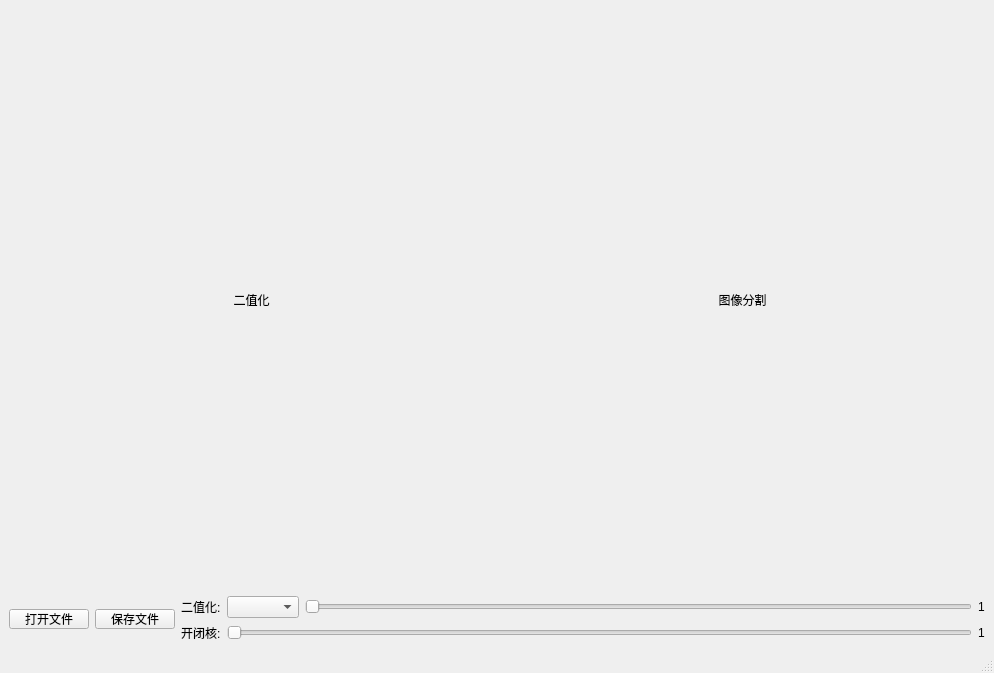
Above: ocr/ui/ocr_ui.ui from zhangjiechina001/PingTool before the change. Below: the same form after it.
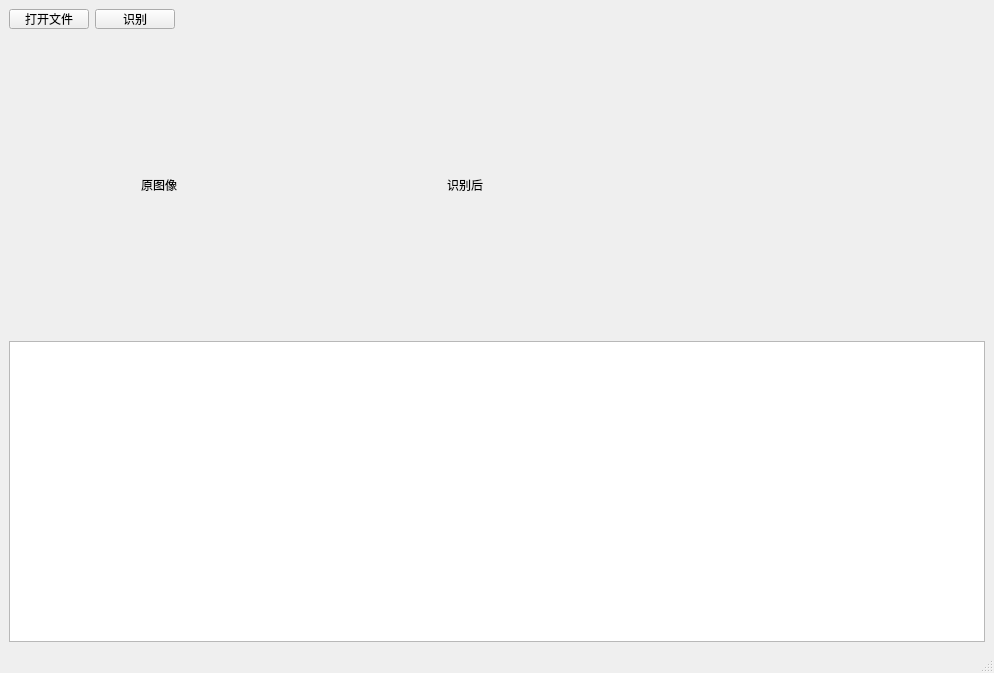
That is the form after the change.

The edit to the form file:
```diff
--- a/ocr/ui/ocr_ui.ui
+++ b/ocr/ui/ocr_ui.ui
@@ -14,35 +14,17 @@
    <string>MainWindow</string>
   </property>
   <widget class="QWidget" name="centralwidget">
-   <layout class="QVBoxLayout" name="verticalLayout_2">
-    <item>
-     <layout class="QHBoxLayout" name="horizontalLayout_4" stretch="1,1">
-      <item>
-       <widget class="QLabel" name="lblBinary">
-        <property name="text">
-         <string>二值化</string>
-        </property>
-        <property name="alignment">
-         <set>Qt::AlignCenter</set>
-        </property>
-       </widget>
-      </item>
-      <item>
-       <widget class="QLabel" name="lblBound">
-        <property name="text">
-         <string>图像分割</string>
-        </property>
-        <property name="alignment">
-         <set>Qt::AlignCenter</set>
-        </property>
-       </widget>
-      </item>
-     </layout>
-    </item>
-    <item>
-     <layout class="QHBoxLayout" name="horizontalLayout_3">
+   <layout class="QGridLayout" name="gridLayout">
+    <item row="0" column="0">
+     <layout class="QHBoxLayout" name="horizontalLayout_2">
       <item>
        <widget class="QPushButton" name="btnOpenFile">
+        <property name="sizePolicy">
+         <sizepolicy hsizetype="Fixed" vsizetype="Minimum">
+          <horstretch>0</horstretch>
+          <verstretch>0</verstretch>
+         </sizepolicy>
+        </property>
         <property name="minimumSize">
          <size>
           <width>0</width>
@@ -62,6 +44,12 @@
       </item>
       <item>
        <widget class="QPushButton" name="btnSaveFile">
+        <property name="sizePolicy">
+         <sizepolicy hsizetype="Fixed" vsizetype="Minimum">
+          <horstretch>0</horstretch>
+          <verstretch>0</verstretch>
+         </sizepolicy>
+        </property>
         <property name="minimumSize">
          <size>
           <width>0</width>
@@ -75,102 +63,80 @@
          </size>
         </property>
         <property name="text">
-         <string>保存文件</string>
+         <string>识别</string>
         </property>
        </widget>
       </item>
       <item>
-       <layout class="QVBoxLayout" name="verticalLayout">
-        <item>
-         <layout class="QHBoxLayout" name="horizontalLayout">
-          <property name="sizeConstraint">
-           <enum>QLayout::SetFixedSize</enum>
-          </property>
-          <item>
-           <widget class="QLabel" name="label_4">
-            <property name="sizePolicy">
-             <sizepolicy hsizetype="Preferred" vsizetype="Fixed">
-              <horstretch>0</horstretch>
-              <verstretch>0</verstretch>
-             </sizepolicy>
-            </property>
-            <property name="text">
-             <string>二值化:</string>
-            </property>
-           </widget>
-          </item>
-          <item>
-           <widget class="QComboBox" name="cmbThresholdType"/>
-          </item>
-          <item>
-           <widget class="QSlider" name="sliderBinary">
-            <property name="orientation">
-             <enum>Qt::Horizontal</enum>
-            </property>
-           </widget>
-          </item>
-          <item>
-           <widget class="QLabel" name="label_5">
-            <property name="sizePolicy">
-             <sizepolicy hsizetype="Preferred" vsizetype="Fixed">
-              <horstretch>0</horstretch>
-              <verstretch>0</verstretch>
-             </sizepolicy>
-            </property>
-            <property name="text">
-             <string>1</string>
-            </property>
-            <property name="textFormat">
-             <enum>Qt::RichText</enum>
-            </property>
-           </widget>
-          </item>
-         </layout>
-        </item>
-        <item>
-         <layout class="QHBoxLayout" name="horizontalLayout_2">
-          <property name="sizeConstraint">
-           <enum>QLayout::SetFixedSize</enum>
-          </property>
-          <item>
-           <widget class="QLabel" name="label_6">
-            <property name="sizePolicy">
-             <sizepolicy hsizetype="Preferred" vsizetype="Fixed">
-              <horstretch>0</horstretch>
-              <verstretch>0</verstretch>
-             </sizepolicy>
-            </property>
-            <property name="text">
-             <string>开闭核:</string>
-            </property>
-           </widget>
-          </item>
-          <item>
-           <widget class="QSlider" name="sliderBound">
-            <property name="orientation">
-             <enum>Qt::Horizontal</enum>
-            </property>
-           </widget>
-          </item>
-          <item>
-           <widget class="QLabel" name="label_7">
-            <property name="sizePolicy">
-             <sizepolicy hsizetype="Preferred" vsizetype="Fixed">
-              <horstretch>0</horstretch>
-              <verstretch>0</verstretch>
-             </sizepolicy>
-            </property>
-            <property name="text">
-             <string>1</string>
-            </property>
-           </widget>
-          </item>
-         </layout>
-        </item>
-       </layout>
+       <spacer name="horizontalSpacer_2">
+        <property name="orientation">
+         <enum>Qt::Horizontal</enum>
+        </property>
+        <property name="sizeType">
+         <enum>QSizePolicy::Expanding</enum>
+        </property>
+        <property name="sizeHint" stdset="0">
+         <size>
+          <width>37</width>
+          <height>20</height>
+         </size>
+        </property>
+       </spacer>
       </item>
      </layout>
     </item>
+    <item row="1" column="0">
+     <layout class="QHBoxLayout" name="horizontalLayout">
+      <item>
+       <widget class="QLabel" name="lblBinary">
+        <property name="minimumSize">
+         <size>
+          <width>300</width>
+          <height>300</height>
+         </size>
+        </property>
+        <property name="text">
+         <string>原图像</string>
+        </property>
+        <property name="alignment">
+         <set>Qt::AlignCenter</set>
+        </property>
+       </widget>
+      </item>
+      <item>
+       <widget class="QLabel" name="lblBound">
+        <property name="minimumSize">
+         <size>
+          <width>300</width>
+          <height>300</height>
+         </size>
+        </property>
+        <property name="text">
+         <string>识别后</string>
+        </property>
+        <property name="alignment">
+         <set>Qt::AlignCenter</set>
+        </property>
+       </widget>
+      </item>
+      <item>
+       <spacer name="horizontalSpacer">
+        <property name="orientation">
+         <enum>Qt::Horizontal</enum>
+        </property>
+        <property name="sizeHint" stdset="0">
+         <size>
+          <width>40</width>
+          <height>20</height>
+         </size>
+        </property>
+       </spacer>
+      </item>
+     </layout>
+    </item>
+    <item row="2" column="0">
+     <widget class="QTableWidget" name="tableWidget"/>
+    </item>
    </layout>
   </widget>
   <widget class="QMenuBar" name="menubar">
```
Left out of the diff: 35 changed lines with no effect on the pictures.
